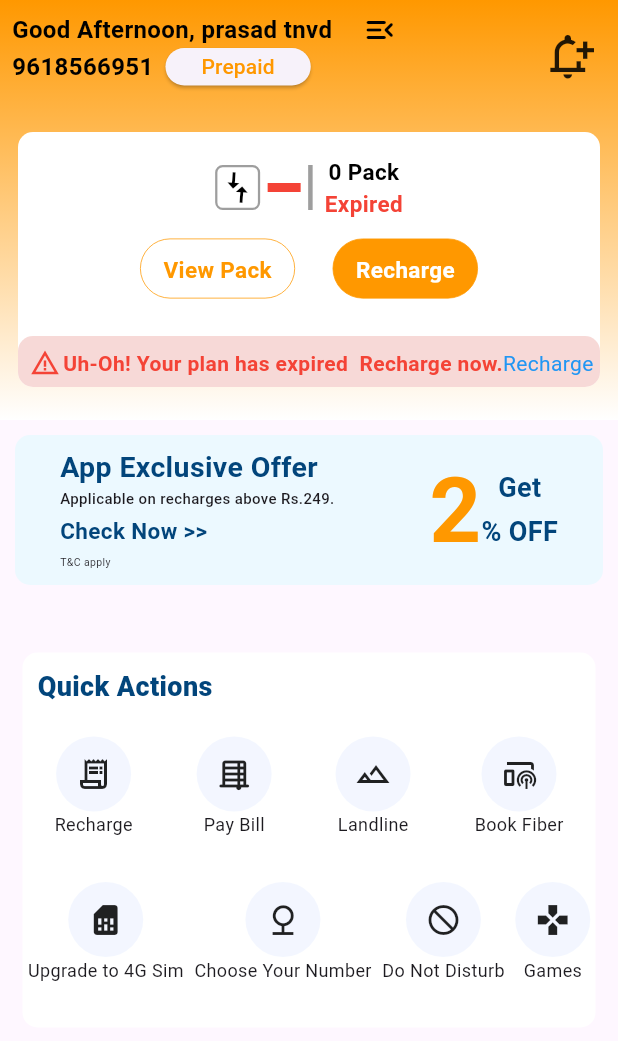
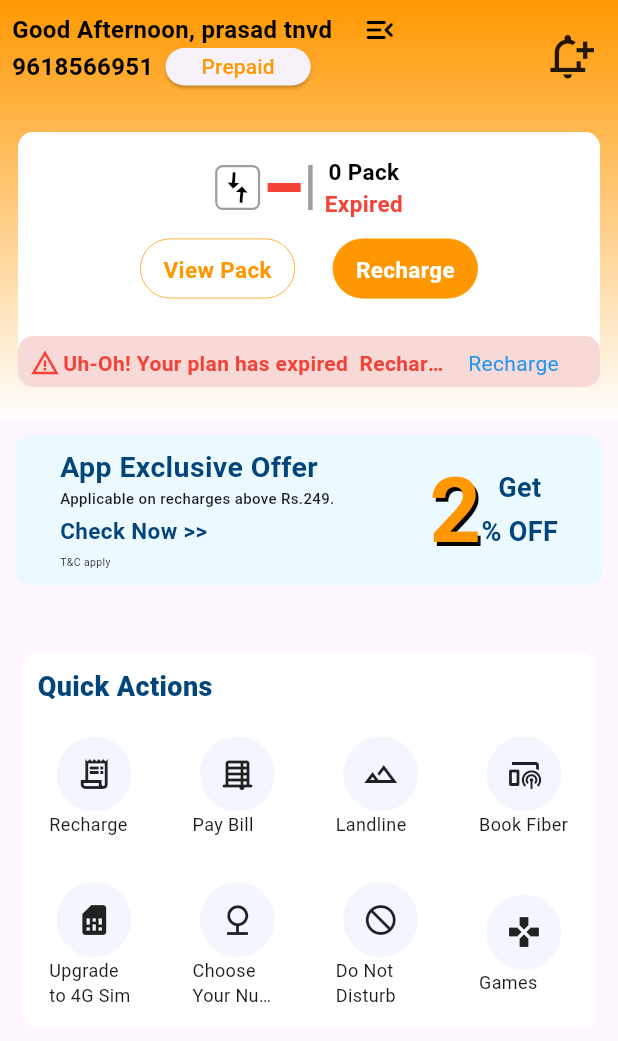
Before and after one commit to ShivaReddy54/BSNL-Screen, a Flutter app: the screen it shows after launch, on a phone screen of 412 x 824 dp. Shown: the top 1041 px of the screen. Run offline on Flutter 3.47's test engine with Material 3 defaults, Android fonts, the phone set to English and light mode, and no system bars.

Commit message:
Corrected overflow

```diff
--- a/lib/Screens/BSNL.dart
+++ b/lib/Screens/BSNL.dart
@@ -83,7 +83,9 @@ class BSNL extends StatelessWidget {
             child: Icon(icn)
           ),
         ),
-        Text(name, style: TextStyle(fontSize: 12), overflow: TextOverflow.ellipsis, maxLines: 2,)
+        SizedBox(
+          width: 60,
+          child: Text(name, style: TextStyle(fontSize: 12), overflow: TextOverflow.ellipsis, maxLines: 2,))
       ],
     );
   }
@@ -127,7 +129,7 @@ class BSNL extends StatelessWidget {
                 ),
                 Row(
                   children: [
-                    Text("2", style: TextStyle(fontSize: 60, fontWeight: FontWeight.bold, color: Colors.orange),),
+                    Text("2", style: TextStyle(fontSize: 60, fontWeight: FontWeight.bold, color: Colors.orange, shadows: [Shadow(color: Colors.black, offset: Offset(2, 3 ))]),),
                     Column(
                       mainAxisAlignment: MainAxisAlignment.center,
                       children: [
@@ -219,9 +221,13 @@ class BSNL extends StatelessWidget {
                   Icon(Icons.warning_amber, color: Colors.red, size: 20,),
 
                   SizedBox(width: 2,),
-                  Text("Uh-Oh! Your plan has expired  Recharge now.", style: TextStyle(color: Colors.red, fontWeight: FontWeight.w600),),
+                  SizedBox(
+                    width: 260,
+                    child: Text("Uh-Oh! Your plan has expired  Recharge now.", overflow: TextOverflow.ellipsis, maxLines: 1, style: TextStyle(color: Colors.red, fontWeight: FontWeight.w600),)),
                   Spacer(),
-                  Text("Recharge", style: TextStyle(color: Colors.blue),),
+                  SizedBox(
+                    width: 80,
+                    child: Text("Recharge", overflow: TextOverflow.ellipsis, maxLines: 1,  style: TextStyle(color: Colors.blue),)),
 
                 ],
               ),
```
